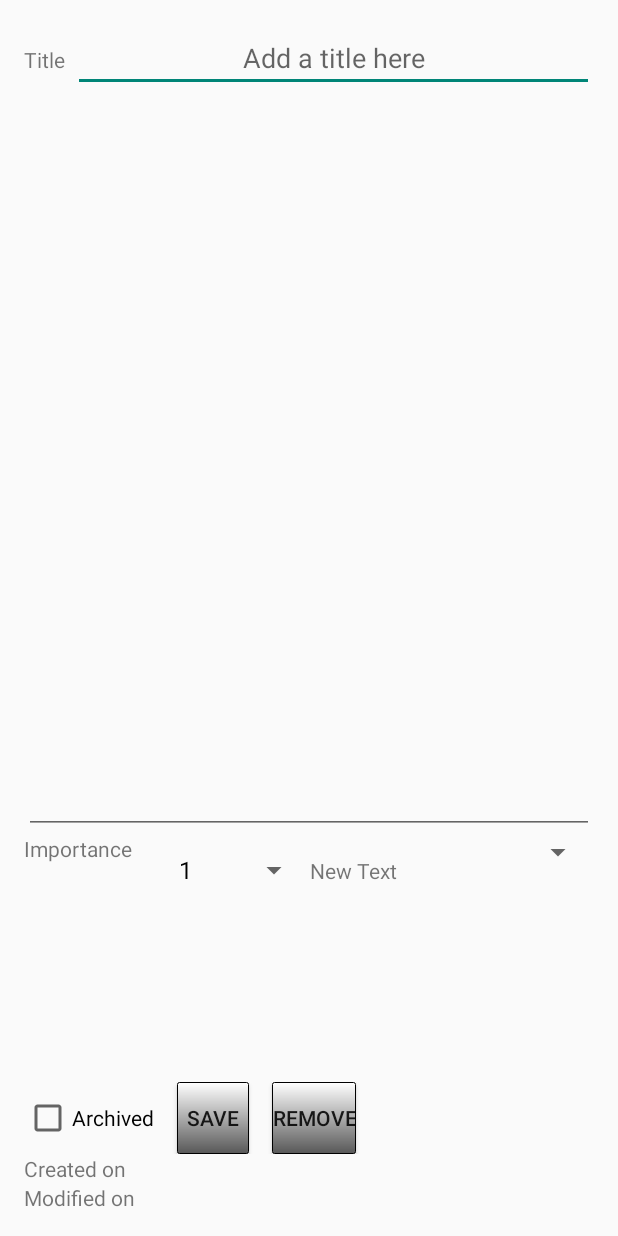
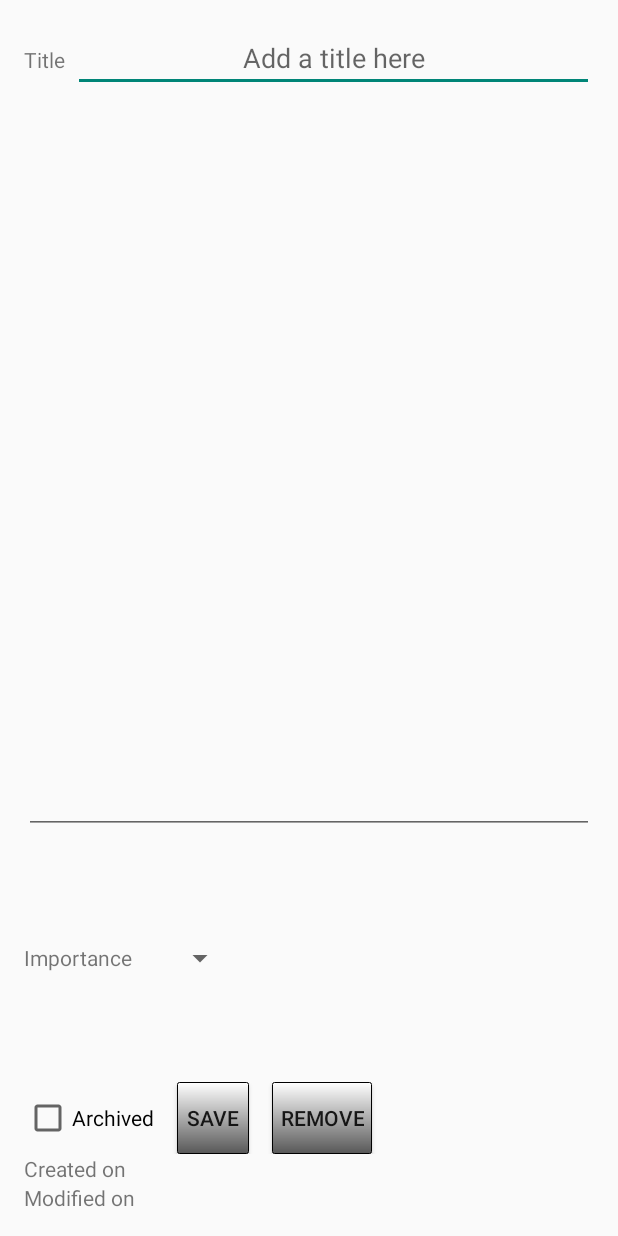
Before and after one commit to Dakstraede/SimpleNotes, an Android app: the EditNoteActivity screen opened directly, with no data from a screen before it, on a phone screen of 412 x 824 dp. Run offline under Robolectric (Android 15) with nearby library versions, the phone set to English and light mode, and no system bars.

Commit message:
Group select deleted, skin fixes

```diff
--- a/app/src/main/res/layout/activity_edit_note.xml
+++ b/app/src/main/res/layout/activity_edit_note.xml
@@ -44,36 +44,27 @@
 
     <LinearLayout
         android:orientation="horizontal"
-        android:layout_width="fill_parent"
+        android:layout_width="match_parent"
         android:layout_height="0dp"
-        android:layout_weight="1">
+        android:layout_weight="1"
+        android:weightSum="1">
 
         <TextView
-            android:layout_width="fill_parent"
-            android:layout_height="fill_parent"
+            android:layout_width="wrap_content"
+            android:layout_height="wrap_content"
             android:text="@string/importance_text"
+            android:layout_gravity="center_vertical"
             android:id="@+id/importance_text_view_edit"
-            android:layout_weight="10" />
+            android:layout_marginRight="10dp"
+            android:layout_marginEnd="10dp"/>
 
         <Spinner
-            android:layout_width="fill_parent"
+            android:layout_width="0dp"
             android:layout_height="wrap_content"
             android:id="@+id/importance_edit_spinner"
-            android:layout_weight="10"
+            android:layout_gravity="center_vertical"
+            android:layout_weight="0.2"
             android:prompt="@string/importance_prompt"/>
-
-        <TextView
-            android:layout_width="fill_parent"
-            android:layout_height="wrap_content"
-            android:text="New Text"
-            android:id="@+id/group_text_edit"
-            android:layout_weight="10" />
-
-        <Spinner
-            android:layout_width="fill_parent"
-            android:layout_height="wrap_content"
-            android:id="@+id/spinner2"
-            android:layout_weight="10" />
     </LinearLayout>
 
     <LinearLayout
@@ -105,6 +96,8 @@
             android:text="@string/remove_button"
             android:background="@drawable/add_button"
             android:id="@+id/button2"
+            android:paddingLeft="5dp"
+            android:paddingRight="5dp"
             android:layout_marginStart="15dp"
             android:layout_marginLeft="15dp"
             android:onClick="removeNote"/>
```
Also changed, not shown: app/src/main/res/layout/activity_add_note.xml (+9 -7 lines).
